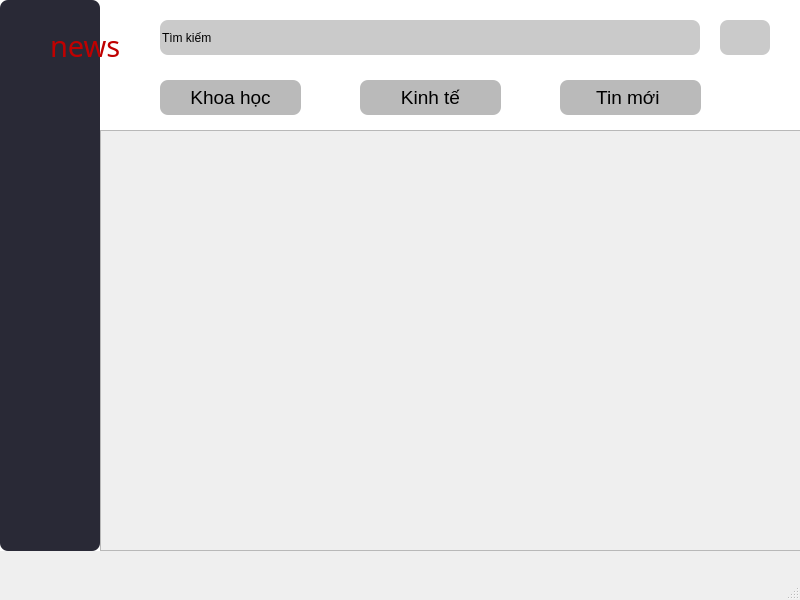
The window that PTI05/Ui_GiaoDien/Home.Ui (thanhlama138/NG-PYTHON-LETIENVINH) describes before a commit, drawn with Qt 5.
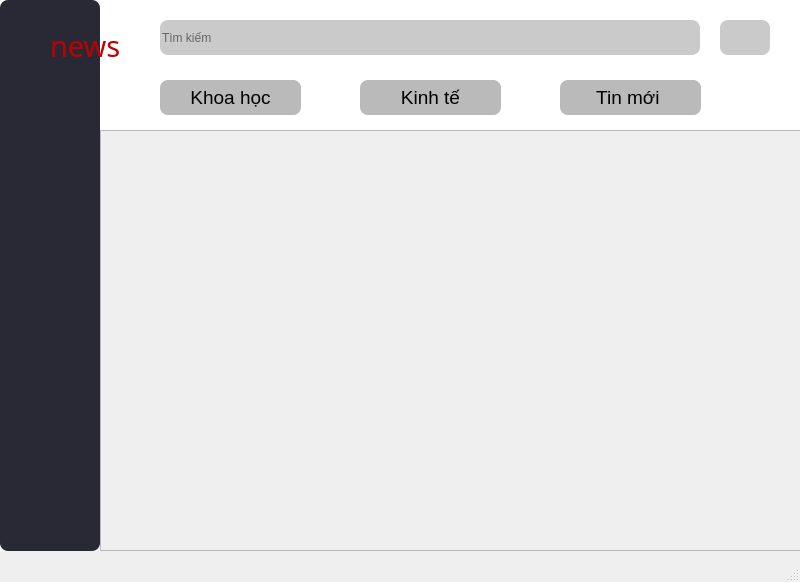
The same window after the commit. Icons and pictures are not drawn.

```diff
--- a/PTI05/Ui_GiaoDien/Home.Ui
+++ b/PTI05/Ui_GiaoDien/Home.Ui
@@ -7,7 +7,7 @@
     <x>0</x>
     <y>0</y>
     <width>800</width>
-    <height>600</height>
+    <height>582</height>
    </rect>
   </property>
   <property name="windowTitle">
@@ -131,6 +131,9 @@
 </string>
      </property>
      <property name="text">
+      <string/>
+     </property>
+     <property name="placeholderText">
       <string>Tìm kiếm</string>
      </property>
     </widget>
```
Left out of the diff: 20 changed lines with no effect on the pictures.
